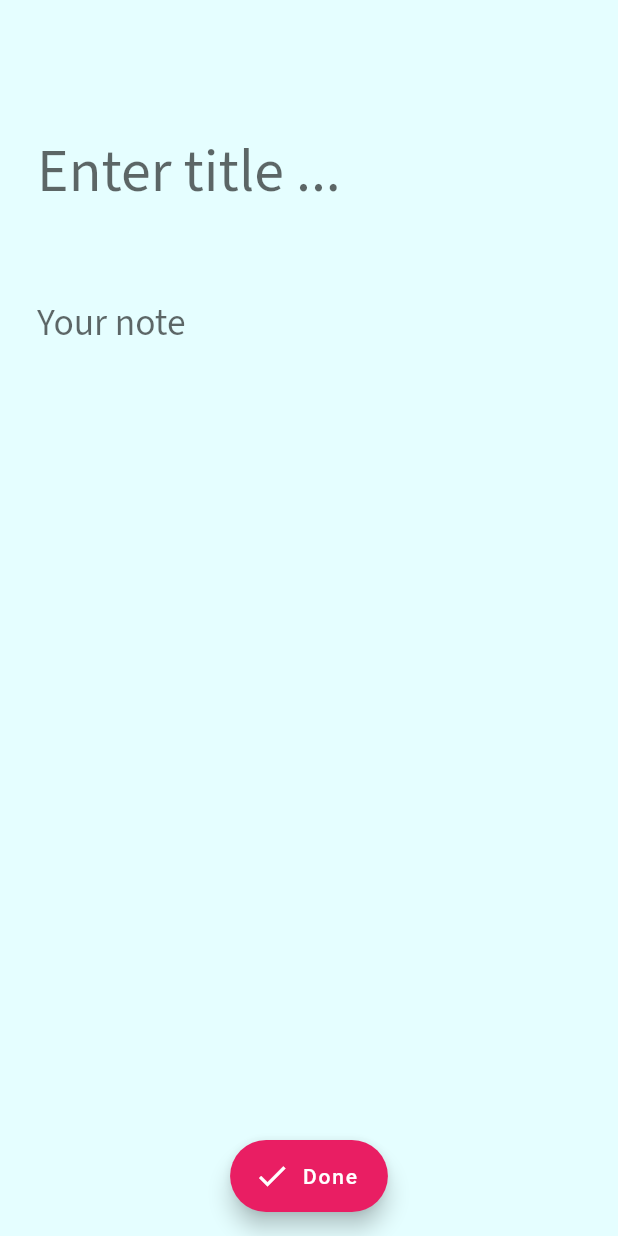
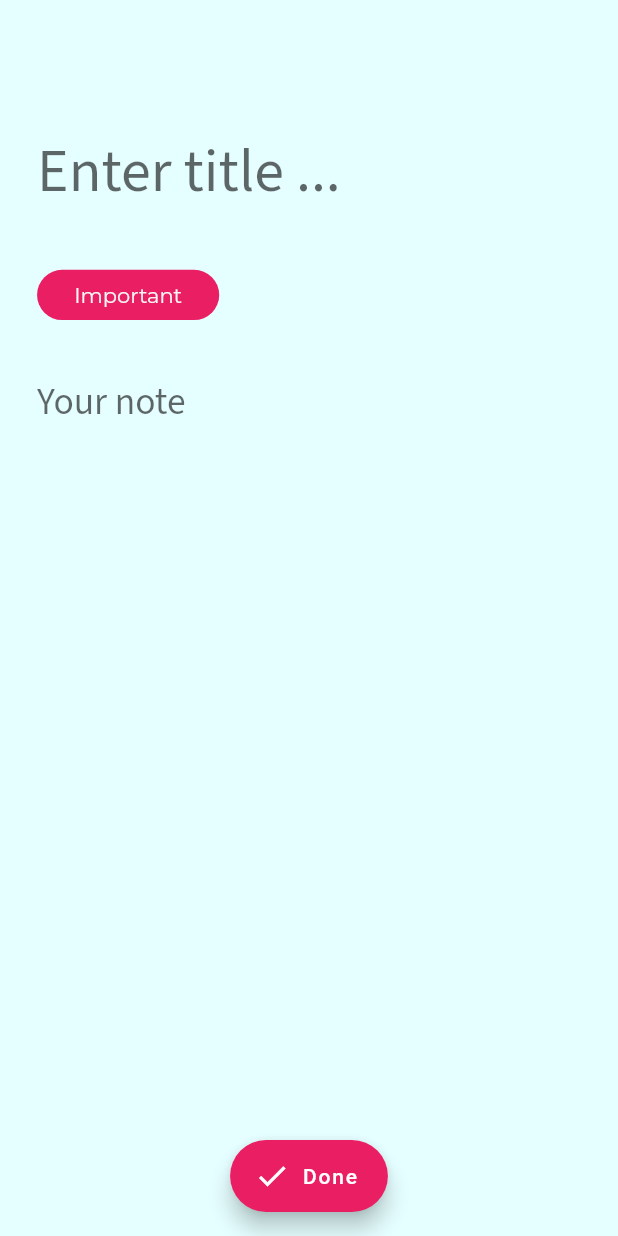
Before and after one commit to kaifakhtar/FlashNotes, a Flutter app: the InsertNoteScreen screen opened by its route, on a phone screen of 412 x 824 dp. Run offline on Flutter 3.47's test engine with Material 2 defaults, Android fonts, the phone set to English and light mode, and no system bars; our stand-ins replace google_fonts, sqflite; missing offline and left inert: dart:ffi; accounts and stored records are empty.

Commit message:
added priority chips

```diff
--- a/lib/screens/insert_note_screen.dart
+++ b/lib/screens/insert_note_screen.dart
@@ -2,70 +2,64 @@ import 'dart:ffi';
 
 import 'package:flutter/material.dart';
 import 'package:google_fonts/google_fonts.dart';
+import 'package:kins_c/widgets/chips_importance_row.dart';
 import 'package:kins_c/widgets/desc_card_design.dart';
 import '../modals/note.dart';
 import '../widgets/add_button.dart';
 import './query_screen.dart';
 
-class InsertNoteScreen extends StatelessWidget {
+class InsertNoteScreen extends StatefulWidget {
+  @override
+  State<InsertNoteScreen> createState() => _InsertNoteScreenState();
+}
+
+class _InsertNoteScreenState extends State<InsertNoteScreen> {
+  int? _value = 1;
   final titleController = TextEditingController();
+
   final descController = TextEditingController();
 
   @override
   Widget build(BuildContext context) {
-    var height =(MediaQuery.of(context).size.height-MediaQuery.of(context).padding.top);
+    var height = (MediaQuery.of(context).size.height -
+        MediaQuery.of(context).padding.top);
     return Scaffold(
       backgroundColor: Color(0xffe5feff),
       body: SingleChildScrollView(
         child: Padding(
-          padding:  EdgeInsets.symmetric(vertical:height*0.09 ,horizontal: height*0.03),
+          padding: EdgeInsets.symmetric(
+              vertical: height * 0.09, horizontal: height * 0.03),
           child: Column(
             children: [
               TextField(
                 controller: titleController,
                 decoration: InputDecoration(
-                border: InputBorder.none,
+                    border: InputBorder.none,
+                    fillColor: Colors.pink[50],
+                    hintText: "Enter title ...",
+                    hintStyle: GoogleFonts.sourceSansPro(fontSize: 40)),
+                cursorColor: Color(0xFFea59f7),
+                style: GoogleFonts.lato(fontSize: 40, color: Color(0xFF5493f7)),
+              ),
 
-                  fillColor: Colors.pink[50],
-                  hintText: "Enter title ...",
-                  hintStyle: GoogleFonts.sourceSansPro(
-                    fontSize: 40
-                  )
-                ),
-                cursorColor: Color(0xFFea59f7),
-                style: GoogleFonts.lato(
-                  fontSize: 40,
-                  color: Color(0xFF5493f7)
-                ),
-              ),
-              const SizedBox(height: 30), //TODO add chips in here prioroty : important, not Import etc
-              // TextField(
-              //   controller: descController,
-              //   maxLines: 25,
-              //   decoration: InputDecoration(
-              //     hintText: "Enter your note",
-              //     fillColor: Colors.pink[50],
-              //     filled: true,
-              //   ),
-              // )
+
+               SizedBox(height:height*0.03 ),
+              //TODO add chips in here prioroty : important, not Import etc
+
+
+            ChipsPriority(),
+              SizedBox(height:height*0.03 ),
+
               TextField(
-
                 maxLines: 20,
                 //controller: titleController,
                 decoration: InputDecoration(
                     border: InputBorder.none,
-
                     fillColor: Colors.pink[50],
                     hintText: "Your note",
-                    hintStyle: GoogleFonts.sourceSansPro(
-                        fontSize: 25
-                    )
-                ),
+                    hintStyle: GoogleFonts.sourceSansPro(fontSize: 25)),
                 cursorColor: Color(0xFFea59f7),
-                style: GoogleFonts.lato(
-                    fontSize: 25,
-                    color: Color(0xff3d485d)
-                ),
+                style: GoogleFonts.lato(fontSize: 25, color: Color(0xff3d485d)),
               ),
             ],
           ),
--- a/lib/widgets/card_design.dart
+++ b/lib/widgets/card_design.dart
@@ -75,13 +75,15 @@ class CardDesign extends StatelessWidget {
                     height: screenHeight * 0.06,
                     thickness: screenHeight * 0.001,
                     color: Colors.black,
+
                   ),
                   Text('Lorem Ipsum is simply dummy text of the printing and typesetting industry. Lorem Ipsum has been the industrys standard dummy text ever since the 1500s, when an unknown printer took a galley of type and scrambled it to make a type specimen book. It has survived not only five centuries, but also the leap into electronic typesetting, remaining essentially unchanged. It was popularised in the 1960s with the release of Letraset sheets containing Lorem Ipsum passages, and more recently with desktop publishing software like Aldus PageMaker including versions of Lorem Ipsum.',
                     maxLines:9,
                   overflow: TextOverflow.fade,
                   softWrap: true,
 
-                  style: GoogleFonts.ptSans(fontSize:screenHeight*0.027,height: screenHeight*0.0014 ),),
+                  style: GoogleFonts.ptSans(fontSize:screenHeight*0.027,height: screenHeight*0.0014 ,
+                  color: Colors.grey.shade800),),
                 ],
               ),
               Positioned(
--- /dev/null
+++ b/lib/widgets/chips_importance_row.dart
@@ -0,0 +1,27 @@
+import 'package:flutter/material.dart';
+import 'package:google_fonts/google_fonts.dart';
+
+class ChipsPriority extends StatelessWidget {
+  const ChipsPriority({Key? key}) : super(key: key);
+
+  @override
+  Widget build(BuildContext context) {
+    var screenHeight = (MediaQuery.of(context).size.height -
+        MediaQuery.of(context).padding.top);
+    return Row(
+      children: [
+        Container(
+          child: Padding(
+            padding:  EdgeInsets.symmetric(vertical: screenHeight*0.01, horizontal: screenHeight*0.03),
+            child: Text("Important",style: GoogleFonts.montserrat(color: Colors.grey[100]),),
+          ),
+          decoration: BoxDecoration(
+              color: Colors.pink,
+            borderRadius: BorderRadius.circular(screenHeight*0.06)
+          ),
+
+        )
+      ],
+    );
+  }
+}
```
